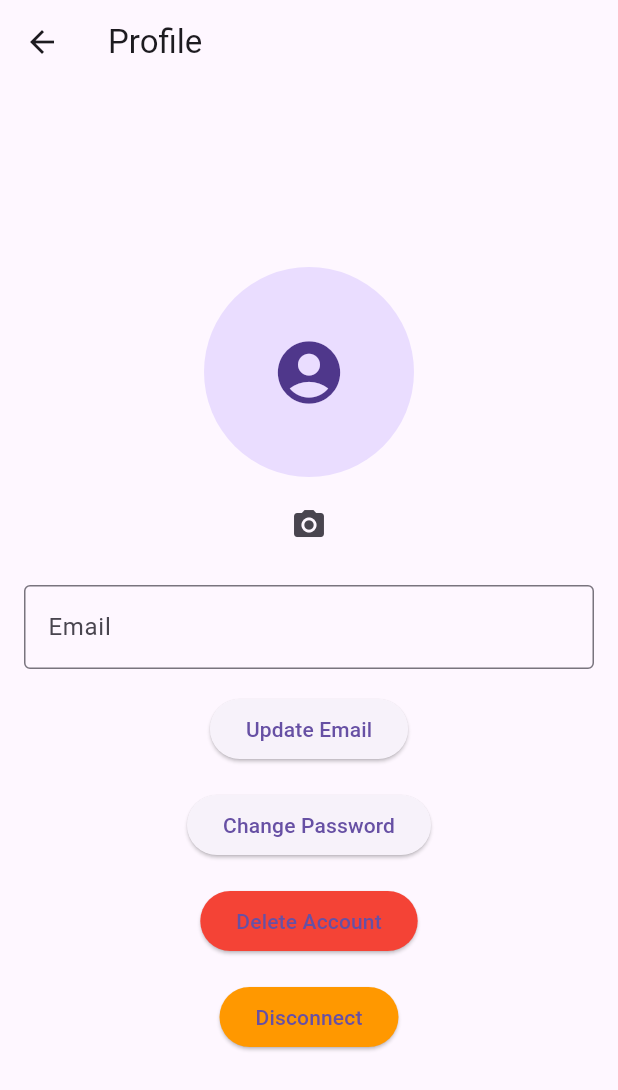
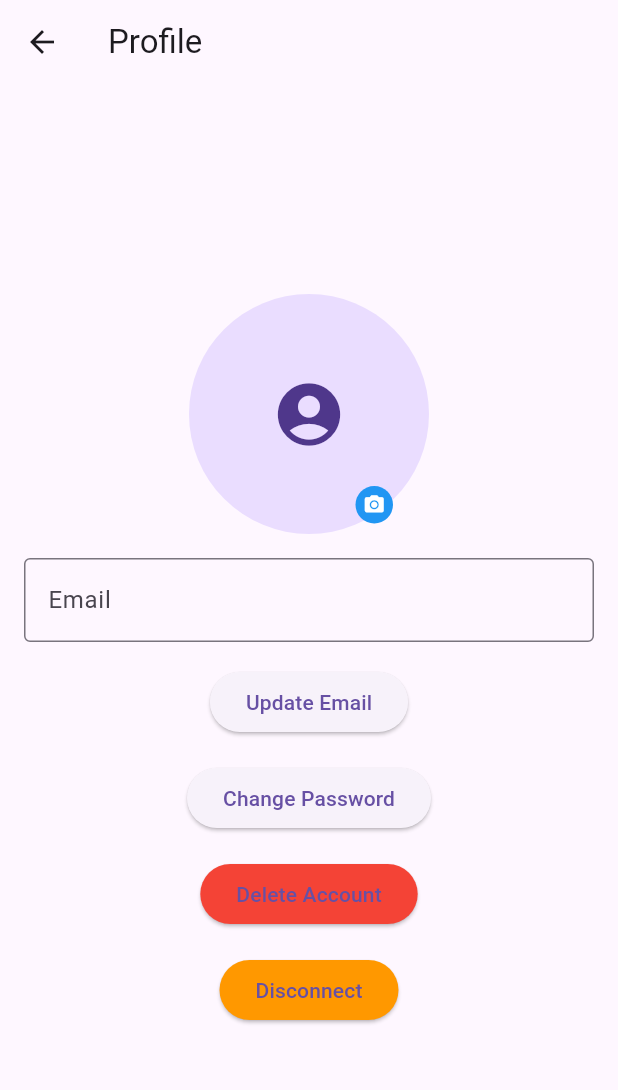
Before and after one commit to Chrislou23/flutter-group7, a Flutter app: the ProfilePage screen opened directly with empty values, on a phone screen of 412 x 824 dp. Shown: the top 1090 px of the screen. Run offline on Flutter 3.47's test engine with Material 3 defaults, Android fonts, the phone set to English and light mode, and no system bars; our stand-ins replace cloud_firestore, firebase_auth, firebase_core, firebase_storage, image_picker, shared_preferences; accounts and stored records are empty.

Commit message:
Displayed the camera icon to the right bottom of profile picture

```diff
--- a/lib/pages/account_page/profile_page.dart
+++ b/lib/pages/account_page/profile_page.dart
@@ -211,8 +211,10 @@ class _ProfilePageState extends State<ProfilePage> {
         child: Column(
           mainAxisAlignment: MainAxisAlignment.center,
           children: [
+            Stack(
+              children: [
                 CircleAvatar(
-              radius: 70,
+                  radius: 80,
                   backgroundImage: _photoURL != null && _photoURL!.isNotEmpty
                       ? NetworkImage(_photoURL!)
                       : null,
@@ -220,11 +222,27 @@ class _ProfilePageState extends State<ProfilePage> {
                       ? const Icon(Icons.account_circle, size: 50)
                       : null,
                 ),
-            const SizedBox(height: 8.0),
-            IconButton(
-              icon: const Icon(Icons.camera_alt),
-              onPressed: _updateProfilePicture,
-              tooltip: 'Change Profile Picture',
+                Positioned(
+                  bottom: 7,
+                  right: 0,
+                  left: 87,
+                  child: GestureDetector(
+                    onTap: _updateProfilePicture,
+                    child: Container(
+                      padding: const EdgeInsets.all(5.0),
+                      decoration: BoxDecoration(
+                        color: Colors.blue,
+                        shape: BoxShape.circle,
+                      ),
+                      child: const Icon(
+                        Icons.camera_alt,
+                        color: Colors.white,
+                        size: 15,
+                      ),
+                    ),
+                  ),
+                ),
+              ],
             ),
             const SizedBox(height: 16.0),
             TextField(
```
Lines whose indentation alone changed are shown as unchanged.
